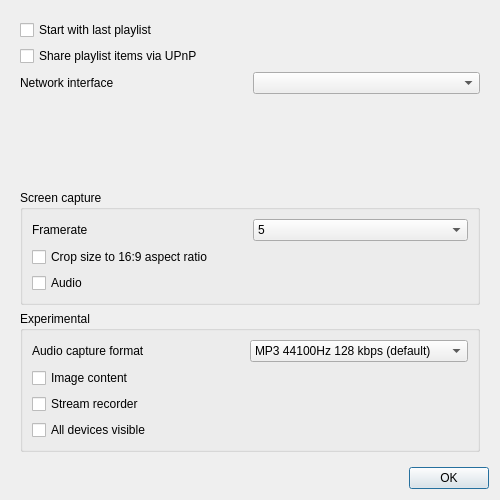
Above: desktop/src/settingsdialog.ui from mkiol/Jupii before the change. Below: the same form after it.
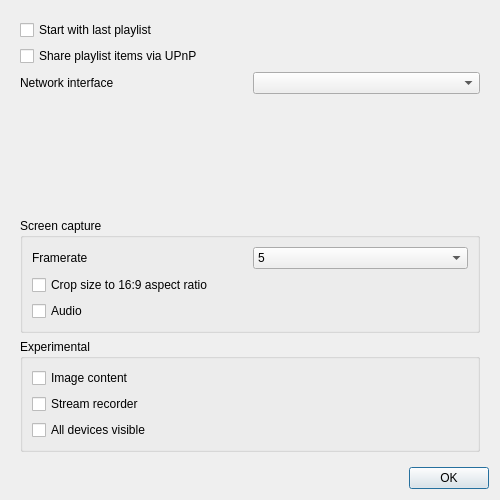
That is the form after the change.

Commit message: Audio capture mode option removed from desktop settings

What changed in the file:
```diff
--- a/desktop/src/settingsdialog.ui
+++ b/desktop/src/settingsdialog.ui
@@ -126,31 +126,6 @@
          <string>Experimental</string>
         </property>
         <layout class="QVBoxLayout" name="verticalLayout_3">
-         <item>
-          <layout class="QHBoxLayout" name="audioCaptureModeLayout">
-           <item>
-            <widget class="QLabel" name="label_3">
-             <property name="text">
-              <string>Audio capture format</string>
-             </property>
-            </widget>
-           </item>
-           <item>
-            <widget class="QComboBox" name="audioCaptureModeComboBox">
-             <item>
-              <property name="text">
-               <string>MP3 44100Hz 128 kbps (default)</string>
-              </property>
-             </item>
-             <item>
-              <property name="text">
-               <string>MPEG-TS MP3 44100Hz 128 kbps</string>
-              </property>
-             </item>
-            </widget>
-           </item>
-          </layout>
-         </item>
          <item>
           <widget class="QCheckBox" name="imageCheckBox">
            <property name="toolTip">
```
The commit also changes 2 other files.
